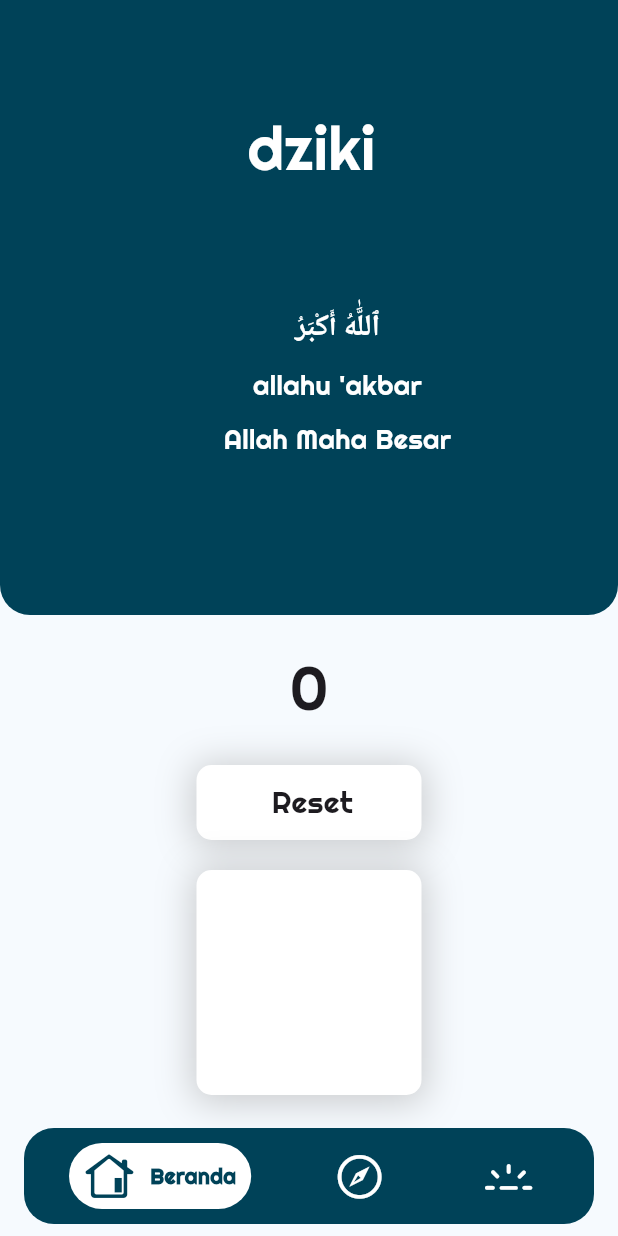
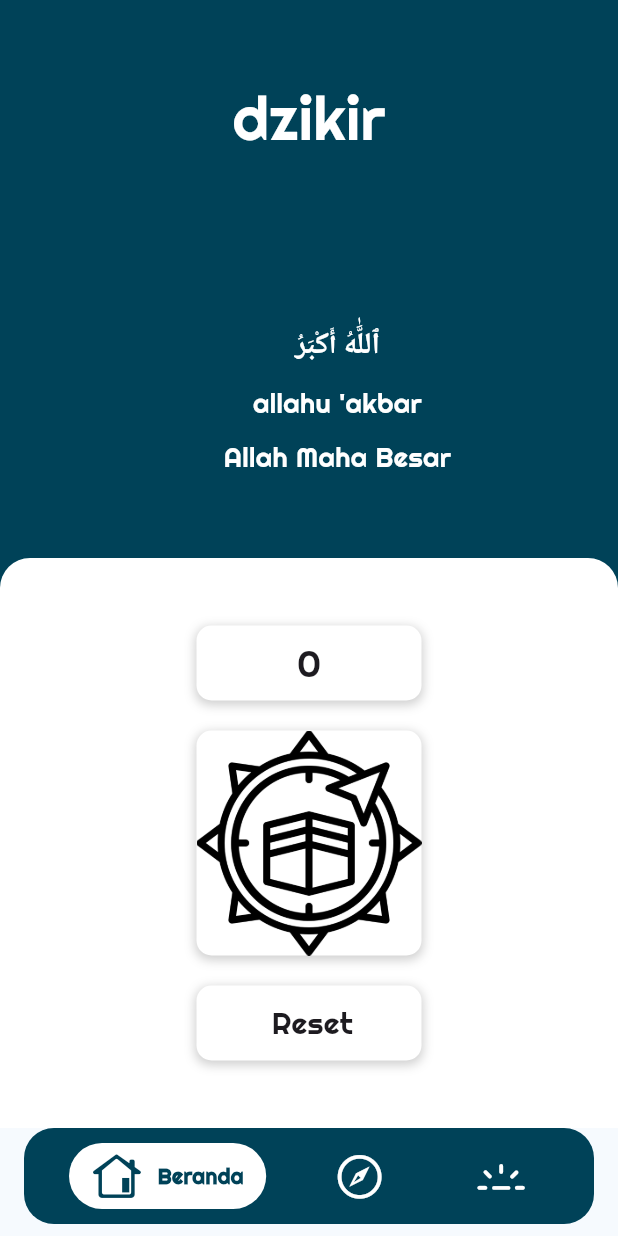
Before and after one commit to xramadhann/QURama, a Flutter app: the screen it shows after launch, on a phone screen of 412 x 824 dp. Run offline on Flutter 3.47's test engine with Material 3 defaults, Android fonts, the phone set to English and light mode, and no system bars; drawn by our look-alikes of google_nav_bar; our stand-ins replace google_fonts, sensors_plus; Roboto replaces fonts that are missing (Alexandria).

Commit message:
feat : logic for tasbih dzikir

```diff
--- a/qurama/lib/BottomNavbar.dart
+++ b/qurama/lib/BottomNavbar.dart
@@ -37,7 +37,7 @@ class _BottomNavbarState extends State<BottomNavbar> {
                 iconSize: 34,
                 textSize: 20,
                 padding:
-                    const EdgeInsets.symmetric(horizontal: 10, vertical: 5),
+                    const EdgeInsets.symmetric(horizontal: 15, vertical: 5),
                 duration: const Duration(milliseconds: 800),
                 tabBackgroundColor: Colors.white,
                 tabs: const [
--- a/qurama/lib/DzikirView.dart
+++ b/qurama/lib/DzikirView.dart
@@ -19,6 +19,9 @@ class _dzikirState extends State<dzikir> {
   void _incrementCounter() {
     setState(() {
       _counter++;
+      if (_counter > 999) {
+        _counter = 0;
+      }
     });
   }
 
@@ -31,31 +34,27 @@ class _dzikirState extends State<dzikir> {
   @override
   Widget build(BuildContext context) {
     return Scaffold(
-      body: Center(
+      backgroundColor: const Color.fromARGB(255, 0, 66, 88),
+      body: Stack(
+        children: [
+          Positioned.fill(
             child: Column(
               crossAxisAlignment: CrossAxisAlignment.center,
               children: <Widget>[
-            Stack(
-              children: [
-                Container(
-                  padding: const EdgeInsets.only(
-                      top: 70, left: 165, right: 155, bottom: 100),
-                  decoration: const BoxDecoration(
-                    borderRadius: BorderRadius.only(
-                        bottomLeft: Radius.circular(20),
-                        bottomRight: const Radius.circular(20)),
-                    color: Color.fromARGB(255, 0, 66, 88),
+                const SizedBox(
+                  height: 50,
                 ),
-                  height: 410,
-                  width: 500,
-                  child: const Text(
+                const Center(
+                  child: Text(
                     "dzikir",
-                    style: TextStyle(fontSize: 40, color: Colors.white),
+                    style: TextStyle(
+                      fontSize: 40,
+                      color: Colors.white,
                     ),
                   ),
-                const SizedBox(height: 120),
+                ),
                 SizedBox(
-                  height: 380,
+                  height: 290,
                   child: ListView.builder(
                     scrollDirection: Axis.horizontal,
                     padding:
@@ -63,7 +62,7 @@ class _dzikirState extends State<dzikir> {
                     itemCount: allDataDzikir.length,
                     itemBuilder: (context, index) {
                       return Container(
-                        margin: const EdgeInsets.only(left: 15, top: 130),
+                        margin: const EdgeInsets.only(left: 15, top: 30),
                         padding: const EdgeInsets.all(20),
                         width: 380,
                         decoration: BoxDecoration(
@@ -106,39 +105,50 @@ class _dzikirState extends State<dzikir> {
                 ),
               ],
             ),
-            const SizedBox(height: 20),
-            Container(
-              margin: const EdgeInsets.only(left: 20, right: 20),
-              height: 50,
-              child: Text(
-                _counter.toString(),
-                style: const TextStyle(fontSize: 40),
           ),
+          Positioned(
+            bottom: 0,
+            left: 0,
+            right: 0,
+            child: Container(
+              padding: const EdgeInsets.only(top: 45, left: 20, right: 20),
+              width: 500,
+              height: 380,
+              decoration: const BoxDecoration(
+                borderRadius: BorderRadius.only(
+                  topLeft: Radius.circular(20),
+                  topRight: Radius.circular(20),
                 ),
-            const SizedBox(height: 30),
-            Column(
+                color: Colors.white,
+              ),
+              child: Column(
                 children: [
                   GestureDetector(
                     onTap: () {
                       _decrementCounter();
                     },
                     child: Container(
-                    padding: const EdgeInsets.only(top: 10, left: 50),
                       decoration: BoxDecoration(
                         borderRadius: BorderRadius.circular(10),
                         color: Colors.white,
                         boxShadow: [
                           BoxShadow(
                             color: Colors.grey.withOpacity(0.5),
-                            spreadRadius: 3,
-                            blurRadius: 20,
+                            spreadRadius: 1,
+                            blurRadius: 5,
                             offset: const Offset(0, 2),
                           ),
-                        ]),
+                        ],
+                      ),
                       margin: const EdgeInsets.only(left: 20, right: 20),
                       height: 50,
                       width: 150,
-                    child: const Text("Reset", style: TextStyle(fontSize: 20)),
+                      child: Center(
+                        child: Text(
+                          _counter.toString(),
+                          style: const TextStyle(fontSize: 25),
+                        ),
+                      ),
                     ),
                   ),
                   const SizedBox(height: 20),
@@ -153,20 +163,51 @@ class _dzikirState extends State<dzikir> {
                         boxShadow: [
                           BoxShadow(
                             color: Colors.grey.withOpacity(0.5),
-                            spreadRadius: 3,
-                            blurRadius: 20,
+                            spreadRadius: 1,
+                            blurRadius: 5,
                             offset: const Offset(0, 2),
                           ),
-                        ]),
+                        ],
+                      ),
                       margin: const EdgeInsets.only(left: 20, right: 20),
                       height: 150,
                       width: 150,
+                      child: Center(
+                        child: Image.asset("assets/images/qibla.png"),
+                      ),
+                    ),
+                  ),
+                  const SizedBox(height: 20),
+                  GestureDetector(
+                    onTap: () {
+                      _decrementCounter();
+                    },
+                    child: Container(
+                      padding: const EdgeInsets.only(top: 10, left: 50),
+                      decoration: BoxDecoration(
+                        borderRadius: BorderRadius.circular(10),
+                        color: Colors.white,
+                        boxShadow: [
+                          BoxShadow(
+                            color: Colors.grey.withOpacity(0.5),
+                            spreadRadius: 1,
+                            blurRadius: 5,
+                            offset: const Offset(0, 2),
+                          ),
+                        ],
+                      ),
+                      margin: const EdgeInsets.only(left: 20, right: 20),
+                      height: 50,
+                      width: 150,
+                      child:
+                          const Text("Reset", style: TextStyle(fontSize: 20)),
                     ),
                   ),
                 ],
               ),
+            ),
+          ),
         ],
-        ),
       ),
     );
   }
--- a/qurama/lib/main.dart
+++ b/qurama/lib/main.dart
@@ -17,10 +17,11 @@ class QURama extends StatelessWidget {
     return MaterialApp(
       title: 'QURama',
       theme: ThemeData(
-        colorScheme: ColorScheme.fromSeed(seedColor: const Color(0x00004258)),
         useMaterial3: true,
         fontFamily: 'Harabara',
         textTheme: GoogleFonts.righteousTextTheme(Theme.of(context).textTheme),
+        colorScheme: ColorScheme.fromSeed(seedColor: const Color(0x00004258))
+            .copyWith(background: Colors.white),
       ),
       debugShowCheckedModeBanner: false,
       home: const MyBottomNavbar(),
--- a/qurama/pubspec.yaml
+++ b/qurama/pubspec.yaml
@@ -39,6 +39,7 @@ dependencies:
   google_nav_bar: ^5.0.6
   persistent_bottom_nav_bar_v2: ^5.2.3
   sensors_plus: ^5.0.1
+  neumorphic_button: ^0.0.1+2
 
 dev_dependencies:
   flutter_test:
```
Also changed, not shown: qurama/assets/images/tasbih.png (added), qurama/pubspec.lock. Lines whose indentation alone changed are shown as unchanged.
